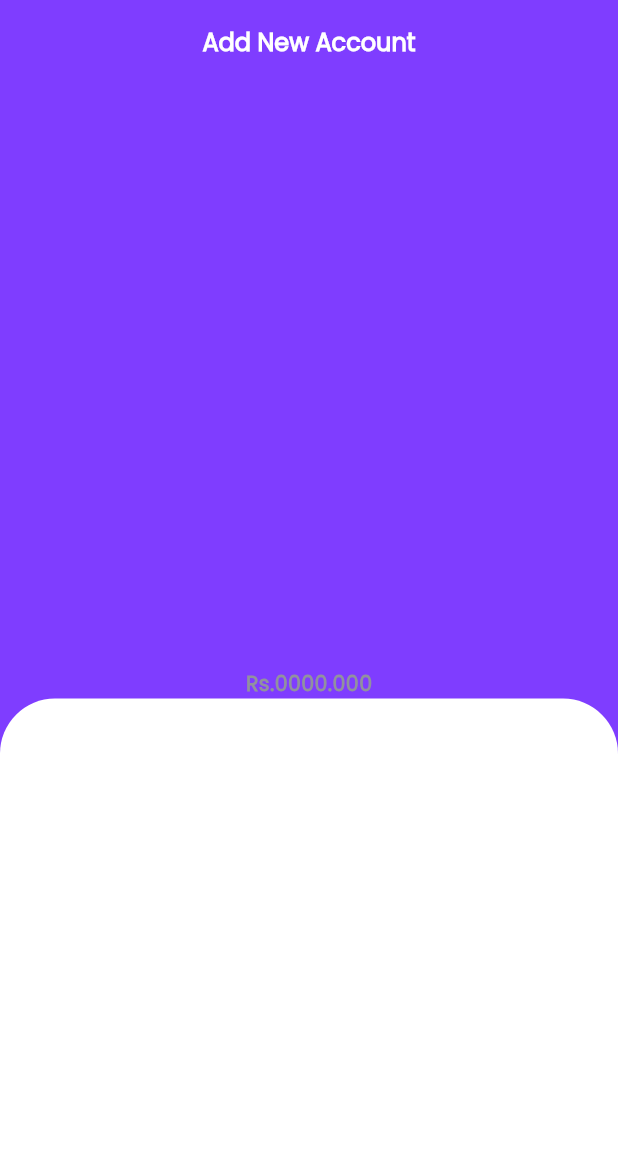
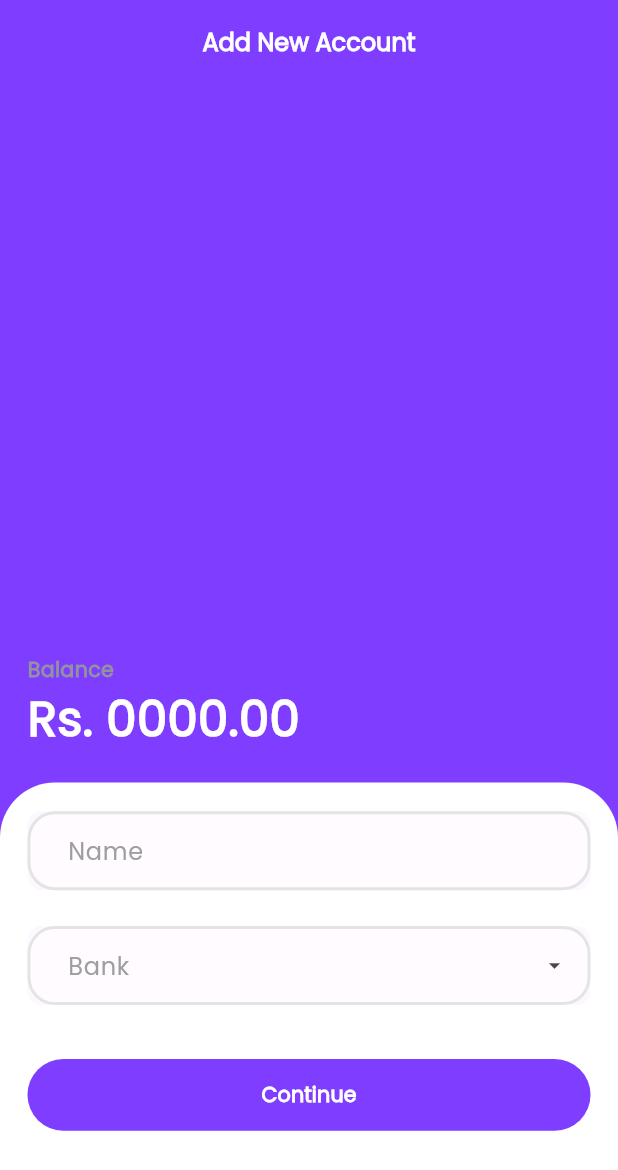
Before and after one commit to puskottampandey/ExpenseTrackers, a Flutter app: the AddNewAccount screen opened by its route, on a phone screen of 412 x 824 dp. Shown: the top 1170 px of the screen. Run offline on Flutter 3.47's test engine with Material 3 defaults, Android fonts, the phone set to English and light mode, and no system bars; our stand-ins replace flutter_riverpod, flutter_screenutil, flutter_svg, go_router, lottie, smooth_page_indicator.

Commit message:
add new account screen

```diff
--- a/lib/features/account_setup_screen/add_new_account.dart
+++ b/lib/features/account_setup_screen/add_new_account.dart
@@ -1,29 +1,63 @@
 import 'package:expensetracker/constants.dart';
+import 'package:expensetracker/global/reuseable/button.dart';
 import 'package:expensetracker/global/reuseable/scaffoldscreen.dart';
+import 'package:expensetracker/global/reuseable/textformfield.dart';
 import 'package:flutter/cupertino.dart';
 import 'package:flutter/material.dart';
 import 'package:flutter/widgets.dart';
+import 'package:flutter_riverpod/flutter_riverpod.dart';
 import 'package:flutter_screenutil/flutter_screenutil.dart';
 
-class AddNewAccount extends StatelessWidget {
-  const AddNewAccount({super.key});
+final name = AutoDisposeProvider((ref) => TextEditingController());
+final bank = AutoDisposeProvider((ref) => TextEditingController());
+final bankDetails = StateProvider((ref) => false);
+final autobank = StateProvider((ref) => "");
+
+class AddNewAccount extends ConsumerWidget {
+  final List<String> _list = ["Global", "Kumari", "Sanima"];
+  AddNewAccount({super.key});
 
   @override
-  Widget build(BuildContext context) {
+  Widget build(BuildContext context, WidgetRef ref) {
+    final nameController = ref.watch(name);
+    final bankController = ref.watch(bank);
+    final detailsController = ref.watch(bankDetails);
+    final bankfilled = ref.watch(autobank);
+    bankController.text = bankfilled;
     return ReuseableScaffold(
       changeColor: true,
       color: kPrimaryVoiletColor,
       appbar: true,
       text: "Add New Account",
+      child: SingleChildScrollView(
+        child: SizedBox(
+          height: MediaQuery.sizeOf(context).height,
           child: Column(
+            crossAxisAlignment: CrossAxisAlignment.start,
+            mainAxisAlignment: MainAxisAlignment.end,
             children: [
-          const Spacer(),
+              Padding(
+                padding: EdgeInsets.symmetric(vertical: 16.h, horizontal: 16.w),
+                child: Column(
+                  crossAxisAlignment: CrossAxisAlignment.start,
+                  children: [
                     Text(
-            "Rs.0000.000",
+                      "Balance",
                       style: textTheme.bodyLarge!.copyWith(
                         fontSize: regular2,
                         color: kPrimarylightColor,
                         fontWeight: FontWeight.bold,
+                      ),
+                    ),
+                    Text(
+                      "Rs. 0000.00",
+                      style: textTheme.bodyLarge!.copyWith(
+                        fontSize: title1,
+                        color: kvverylightColor,
+                        fontWeight: FontWeight.bold,
+                      ),
+                    ),
+                  ],
                 ),
               ),
               Container(
@@ -33,8 +67,92 @@ class AddNewAccount extends StatelessWidget {
                         topLeft: Radius.circular(32.r),
                         topRight: Radius.circular(32.r))),
                 height: 300.h,
+                child: Padding(
+                  padding:
+                      EdgeInsets.symmetric(horizontal: 16.w, vertical: 16.h),
+                  child: Column(
+                    children: [
+                      ReusableFormField(
+                        hint: "Name",
+                        controller: nameController,
+                        textInputAction: TextInputAction.next,
+                        keyboardType: TextInputType.text,
+                        validator: (String? value) {
+                          if (value == null || value.isEmpty) {
+                            return "Enter a name";
+                          }
+                          return null;
+                        },
+                      ),
+                      SizedBox(height: 10.h),
+                      ReusableFormField(
+                        readonly: true,
+                        controller: bankController,
+                        hint: "Bank",
+                        textInputAction: TextInputAction.next,
+                        keyboardType: TextInputType.text,
+                        sufixIcon: GestureDetector(
+                          onTap: () {
+                            ref.read(bankDetails.notifier).state =
+                                !ref.read(bankDetails.notifier).state;
+                          },
+                          child: const Icon(
+                            Icons.arrow_drop_down,
+                          ),
+                        ),
+                        validator: (String? value) {
+                          if (value == null || value.isEmpty) {
+                            return "Enter a bank";
+                          }
+                          return null;
+                        },
+                      ),
+                      detailsController
+                          ? Wrap(
+                              spacing: 6,
+                              runSpacing: 10,
+                              children: List.generate(_list.length, (index) {
+                                return GestureDetector(
+                                  onTap: () {
+                                    ref.read(autobank.notifier).state =
+                                        _list[index];
+                                  },
+                                  child: Container(
+                                    padding: EdgeInsets.all(8.h),
+                                    decoration: BoxDecoration(
+                                        border: Border.all(
+                                            color: kseconadarylightColor),
+                                        borderRadius:
+                                            BorderRadius.circular(8.r)),
+                                    child: Text(
+                                      _list[index],
+                                      style: textTheme.bodyLarge!.copyWith(
+                                        fontSize: regular3,
+                                        color: kPrimaryDarkColor,
+                                        fontWeight: FontWeight.bold,
+                                      ),
+                                    ),
+                                  ),
+                                );
+                              }),
+                            )
+                          : Container(),
+                      SizedBox(
+                        height: 20.h,
+                      ),
+                      ReuseableButton(
+                        text: "Continue",
+                        textcolor: kvverylightColor,
+                        bgcolor: kPrimaryVoiletColor,
+                        ontap: () {},
                       )
                     ],
+                  ),
+                ),
+              )
+            ],
+          ),
+        ),
       ),
     );
   }
--- a/lib/routes/router.dart
+++ b/lib/routes/router.dart
@@ -57,7 +57,7 @@ final GoRouter router = GoRouter(
         name: RouteConstants.addnewaccount,
         path: '/addnewaccount',
         builder: (context, state) {
-          return const AddNewAccount();
+          return AddNewAccount();
         }),
   ],
 );
```
Lines whose indentation alone changed are shown as unchanged.
